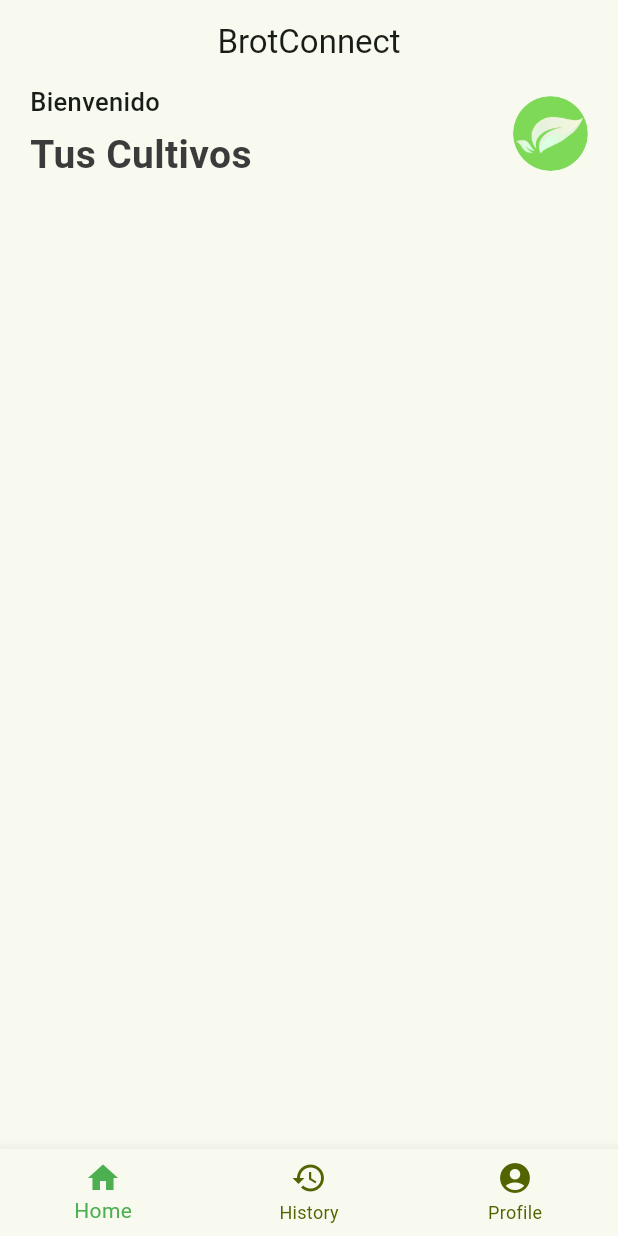
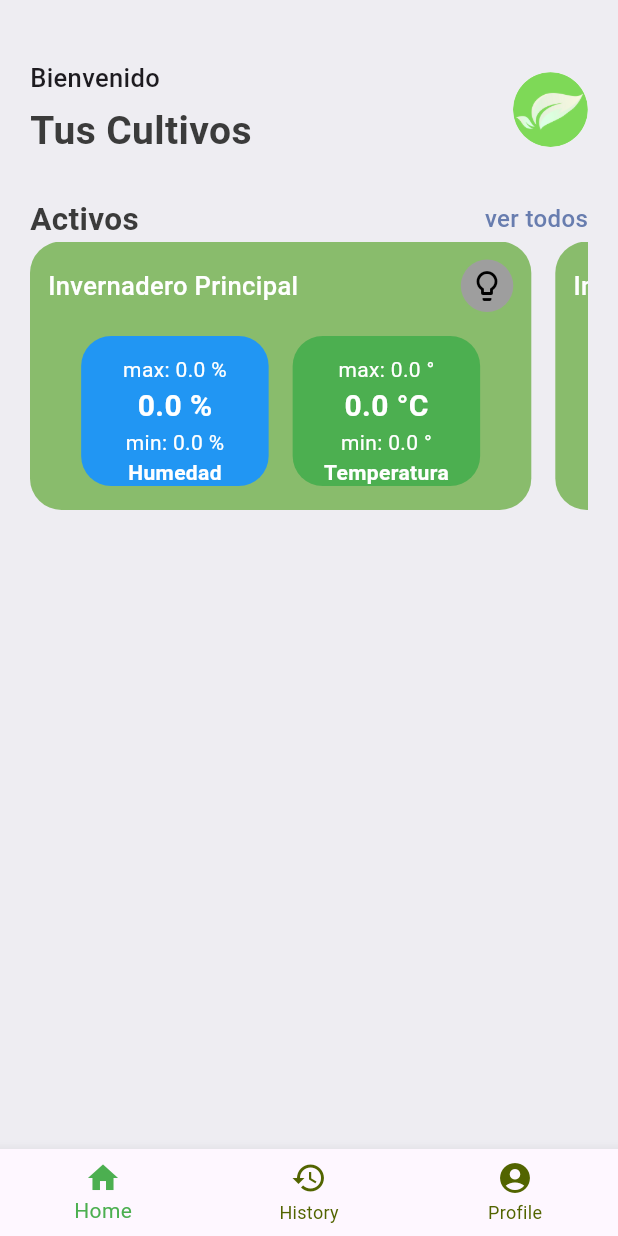
Before and after one commit to Rokklet/BrotConnect, a Flutter app: the screen it shows after launch, on a phone screen of 412 x 824 dp. Run offline on Flutter 3.47's test engine with Material 3 defaults, Android fonts, the phone set to English and light mode, and no system bars; missing offline and left inert: mqtt_client.

Commit message:
Conexión MQTT
Establecí conxión con el broker
Agregue Widget para visualizar estado de los greehouses

```diff
--- a/lib/core/bottom_nav_bar.dart
+++ b/lib/core/bottom_nav_bar.dart
@@ -1,5 +1,6 @@
 import 'package:flutter/cupertino.dart';
 import 'package:flutter/material.dart';
+import 'package:hello_flutter/screens/history_screen.dart';
 import 'package:hello_flutter/screens/home_screen.dart';
 
 
@@ -14,7 +15,7 @@ class _BottomNavBarState extends State<BottomNavBar> {
 
   final List<Widget> appScreens = [
     const HomeScreen(),
-    const Center(child: Text("History")),
+    const HistoryScreen(),
     const Center(child: Text("Profile")),
   ];
 
@@ -31,9 +32,7 @@ class _BottomNavBarState extends State<BottomNavBar> {
   @override
   Widget build(BuildContext context) {
     return Scaffold(
-      appBar: AppBar(
-        title: Center(child:  Text("BrotConnect")),
-      ),
+
       body:Center(child: appScreens[_selectedIndex]),
 
       bottomNavigationBar: BottomNavigationBar(
--- a/lib/core/res/styles/app_styles.dart
+++ b/lib/core/res/styles/app_styles.dart
@@ -3,13 +3,28 @@ import 'package:flutter/material.dart';
 Color primary = const Color(0xFF687daf);
 
 class AppStyles {
+  static Color backgroundColor = Color(0xFFeeedf2);
   static Color primaryColor = primary;
   static Color textColor = const Color(0xFF3b3b3b);
+  static Color greenhouseColor = const Color(0xFF89bc6c);
+
+  static TextStyle textCardStyle = TextStyle(
+
+  );
+
+  static TextStyle textStyle = TextStyle(
+    fontSize: 16, color: textColor, fontWeight: FontWeight.w500
+  );
 
   static TextStyle headLineStyle1 = TextStyle(
       fontSize: 26,
-      fontWeight: FontWeight.w600,
+      fontWeight: FontWeight.bold,
       color: textColor);
+  static TextStyle headLineStyle2 = TextStyle(
+      fontSize: 21,
+      fontWeight: FontWeight.bold,
+      color: textColor
+  );
   static TextStyle headLineStyle3 = const TextStyle(
       fontSize: 17,
       fontWeight: FontWeight.w500
--- /dev/null
+++ b/lib/core/widgets/app_doble_text.dart
@@ -0,0 +1,27 @@
+import 'package:flutter/cupertino.dart';
+import 'package:flutter/material.dart';
+import 'package:hello_flutter/core/res/styles/app_styles.dart';
+import 'package:hello_flutter/screens/all_greenhouses.dart';
+
+class AppDoubleText extends StatelessWidget {
+  const AppDoubleText(
+  {Key? key, required this.bigText, required this.smallText}) : super(key: key);
+  final String bigText;
+  final String smallText;
+
+  @override
+  Widget build(BuildContext context) {
+    return Row(
+      mainAxisAlignment: MainAxisAlignment.spaceBetween,
+      children: [
+        Text(bigText, style: AppStyles.headLineStyle2),
+        InkWell(
+          onTap:() => Navigator.pushNamed(context, "all_greenhouses"),
+          child:  Text(smallText, style: AppStyles.textStyle.copyWith(
+            color: AppStyles.primaryColor
+          )),
+        )
+      ],
+    );
+  }
+}
--- /dev/null
+++ b/lib/core/widgets/greenhouse_view.dart
@@ -0,0 +1,113 @@
+import 'package:flutter/material.dart';
+import 'package:hello_flutter/core/res/styles/app_styles.dart';
+import 'package:hello_flutter/core/widgets/info_card_home.dart';
+import 'package:hello_flutter/services/mqtt_service.dart';
+import 'package:provider/provider.dart';
+
+import '../../models/greenhouse_repository.dart';
+
+class GreenhouseView extends StatelessWidget {
+  final String greenhouseId;
+  final bool wholeScreen;
+
+  const GreenhouseView({super.key, required this.greenhouseId, this.wholeScreen=false});
+
+
+  @override
+  Widget build(BuildContext context) {
+
+    final size = MediaQuery.of(context).size;
+    final gh = context.watch<GreenhouseRepository>().getById(greenhouseId);
+
+
+    return SizedBox(
+      width: size.width * 0.85,
+      height: 179,
+      child: Container(
+        decoration: BoxDecoration(
+          color: AppStyles.greenhouseColor,
+          borderRadius: BorderRadius.only(
+            topLeft: Radius.circular(21),
+            topRight: Radius.circular(21),
+            bottomLeft:Radius.circular(21),
+            bottomRight: Radius.circular(21)
+          ),
+        ),
+        margin: EdgeInsets.only(right: wholeScreen==true?0:16),
+        padding: EdgeInsets.all(12),
+        child: Column(
+          children: [
+            Row(
+              mainAxisAlignment: MainAxisAlignment.spaceBetween,
+              children: [
+                Text(
+                  '${gh?.name}',
+                  style: AppStyles.headLineStyle3.copyWith(color: Colors.white),
+                ),
+                Container(
+                  decoration: BoxDecoration(
+                    color: gh!.lightOn ? Colors.amber : Colors.grey,
+                    borderRadius: BorderRadius.circular(100),
+                  ),
+                  width: 35,
+                  height: 35,
+                  child: Icon(Icons.lightbulb_outline,color: gh!.lightOn ? Colors.white : Colors.black,),
+                ),
+              ],
+            ),
+            SizedBox(height: 16),
+            Center(
+              child: Row(
+                mainAxisSize: MainAxisSize.min,
+                children: [
+                  InfoCard(
+                    title: "Humedad",
+                    value: "${gh?.humidity} %",
+                    max: "${gh?.humidityMax} %",
+                    min: "${gh?.humidityMin} %",
+                    color: Colors.blue,
+                  ),
+                  const SizedBox(width: 16),
+                  InfoCard(
+                    title: "Temperatura",
+                    value: "${gh?.temperature} °C",
+                    max: "${gh?.tempMax} °",
+                    min: "${gh?.tempMin} °",
+                    color: Colors.green,
+                  ),
+                ],
+              ),
+            ),
+          ],
+        ),
+      ),
+    );
+  }
+}
+
+
+    /*
+    return Row(
+      mainAxisAlignment: MainAxisAlignment.center,
+      children: [
+        InfoCard(
+          title: "Humedad",
+          value: "${mqtt.getHumidity(greenhouseId)} %",
+          max: "--",
+          min: "--",
+          color: Colors.blue,
+        ),
+        const SizedBox(width: 16),
+        InfoCard(
+          title: "Temperatura",
+          value: "${mqtt.getTemperature(greenhouseId)} °C",
+          max: "--",
+          min: "--",
+          color: Colors.green,
+        ),
+      ],
+    );
+  }
+}
+
+*/
--- /dev/null
+++ b/lib/core/widgets/info_card_home.dart
@@ -0,0 +1,52 @@
+import 'package:flutter/material.dart';
+
+class InfoCard extends StatelessWidget {
+  final String title;
+  final String value;
+  final String max;
+  final String min;
+  final Color color;
+
+  const InfoCard({
+    required this.title,
+    required this.value,
+    required this.max,
+    required this.min,
+    required this.color,
+  });
+
+  @override
+  Widget build(BuildContext context) {
+    return Container(
+      width: 125,
+      height: 100,
+      padding: const EdgeInsets.all(12),
+      decoration: BoxDecoration(
+        color: color,
+        borderRadius: BorderRadius.circular(20),
+      ),
+      child: Column(
+        mainAxisAlignment: MainAxisAlignment.spaceBetween,
+        children: [
+          Text("max: $max", style: const TextStyle(color: Colors.white)),
+          Text(
+            value,
+            style: const TextStyle(
+              fontSize: 20,
+              fontWeight: FontWeight.bold,
+              color: Colors.white,
+            ),
+          ),
+          Text("min: $min", style: const TextStyle(color: Colors.white)),
+          Text(
+            title,
+            style: const TextStyle(
+              color: Colors.white,
+              fontWeight: FontWeight.w600,
+            ),
+          ),
+        ],
+      ),
+    );
+  }
+}
--- a/lib/main.dart
+++ b/lib/main.dart
@@ -1,15 +1,34 @@
 import 'package:flutter/foundation.dart';
 import 'package:flutter/material.dart';
+import 'package:hello_flutter/models/greenhouse_repository.dart';
 import 'package:hello_flutter/pages/login.dart';
+import 'package:hello_flutter/screens/all_greenhouses.dart';
+import 'package:hello_flutter/services/mqtt_service.dart';
+import 'core/bottom_nav_bar.dart';
+import 'package:provider/provider.dart';
 
-import 'core/bottom_nav_bar.dart';
 
 void main() {
-  runApp(const MyApp());
+  runApp(
+    MultiProvider(
+        providers: [
+          ChangeNotifierProvider(
+            create: (_) => GreenhouseRepository()),
+          ChangeNotifierProvider(
+            create: (context) =>
+                MqttService(context.read<GreenhouseRepository>()),
+            ),
+        ],
+      child: const MyApp(),
+    ),
+  );
 }
+
 
 class MyApp extends StatelessWidget {
   const MyApp({super.key});
+
+
 
   @override
   Widget build(BuildContext context) {
@@ -17,11 +36,13 @@ class MyApp extends StatelessWidget {
     return MaterialApp(
       title: 'BrotControl',
 
-      theme: ThemeData(
-        colorScheme: ColorScheme.fromSeed(seedColor: Color(0xff7ed957)),
-      ),
+      debugShowCheckedModeBanner: false,
 
-      home: BottomNavBar(),
+      home: const BottomNavBar(),
+
+      routes: {
+        "all_greenhouses" : (context) => const AllGreenhouses()
+      },
     );
   }
 }
--- /dev/null
+++ b/lib/models/greenhouse.dart
@@ -0,0 +1,34 @@
+class Greenhouse {
+  final String id;
+
+  String name;
+
+  double temperature;
+  double humidity;
+
+  bool lightOn;
+  bool coolerOn;
+
+  double tempMin;
+  double tempMax;
+  double humidityMin;
+  double humidityMax;
+
+  int lightStartHour;
+  int lightEndHour;
+
+  Greenhouse({
+    required this.id,
+    this.name = "Invernadero 0",
+    this.temperature = 0,
+    this.humidity = 0,
+    this.lightOn = false,
+    this.coolerOn = false,
+    this.tempMin = 0,
+    this.tempMax = 0,
+    this.humidityMin = 0,
+    this.humidityMax = 0,
+    this.lightStartHour = 0,
+    this.lightEndHour = 0,
+  });
+}
--- a/lib/screens/home_screen.dart
+++ b/lib/screens/home_screen.dart
@@ -2,15 +2,28 @@ import 'package:flutter/cupertino.dart';
 import 'package:flutter/material.dart';
 import 'package:hello_flutter/core/res/media.dart';
 import 'package:hello_flutter/core/res/styles/app_styles.dart';
+import 'package:hello_flutter/core/widgets/app_doble_text.dart';
+import 'package:hello_flutter/core/widgets/app_lateral_scroll.dart';
+import 'package:hello_flutter/core/widgets/greenhouse_view.dart';
+import 'package:hello_flutter/models/greenhouse_repository.dart';
+import 'package:hello_flutter/services/mqtt_service.dart';
+import 'package:provider/provider.dart';
+
+
+
 
 class HomeScreen extends StatelessWidget {
   const HomeScreen({super.key});
 
   @override
   Widget build(BuildContext context) {
+    final greenhouses = context.watch<GreenhouseRepository>().getAll();
+
     return Scaffold(
+      backgroundColor: AppStyles.backgroundColor,
       body:ListView(
         children: [
+          SizedBox(height: 40),
           Container(
             padding: const EdgeInsets.symmetric(horizontal: 20),
             child: Column(
@@ -41,8 +54,19 @@ class HomeScreen extends StatelessWidget {
                   )
                 ],
               ),
+              const SizedBox(height: 25),
+              AppDoubleText(bigText: "Activos", smallText: "ver todos"),
+              SingleChildScrollView(
+                scrollDirection: Axis.horizontal,
+                child: Row(
+                  children: greenhouses
+                      .map((gh) => GreenhouseView(greenhouseId: gh.id))
+                      .toList(),
+                ),
+              )
             ],
-          ))
+          )),
+
         ],
       )
     );
--- a/pubspec.yaml
+++ b/pubspec.yaml
@@ -30,11 +30,12 @@ environment:
 dependencies:
   flutter:
     sdk: flutter
-
+  provider: ^6.0.5
   # The following adds the Cupertino Icons font to your application.
   # Use with the CupertinoIcons class for iOS style icons.
   cupertino_icons: ^1.0.8
   fluentui_icons: ^1.0.0
+  mqtt_client: ^10.11.9
 
 dev_dependencies:
   flutter_test:
```
Also changed, not shown: lib/core/widgets/app_lateral_scroll.dart (added, +18 -0 lines), lib/models/greenhouse_repository.dart (added, +115 -0 lines), lib/screens/all_greenhouses.dart (added, +37 -0 lines), lib/screens/history_screen.dart (added, +77 -0 lines), lib/services/mqtt_service.dart (added, +153 -0 lines), pubspec.lock, 1 other file.
